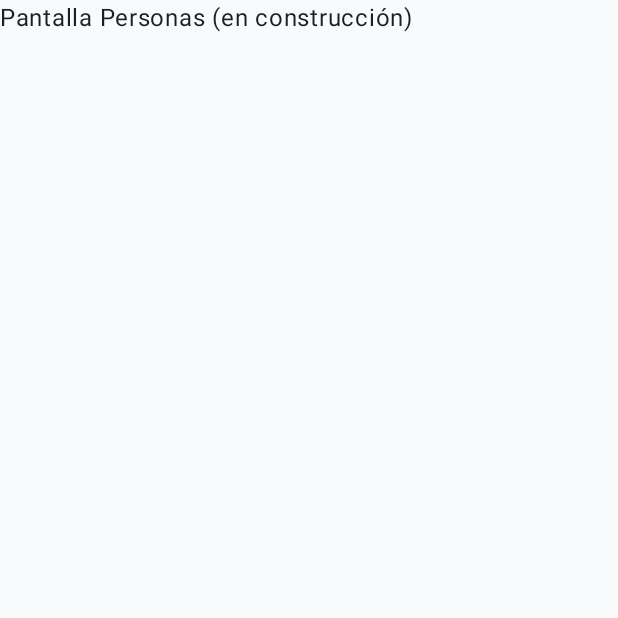
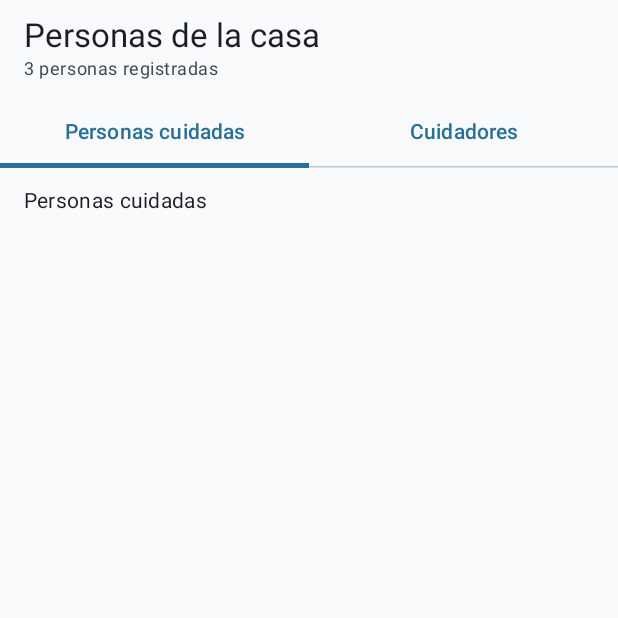
Before and after one commit to gummyzzz/equipo-5-proyecto-prograiii, an Android app built with Jetpack Compose: the composable PersonasScreen shown on its own in the app's theme, on a phone screen of 412 x 824 dp, the top half of it. Run offline under Robolectric (Android 15) with nearby library versions, the phone set to English and light mode, and no system bars.

Commit message:
Agrega barra superior y pestañas en PersonasScreen

```diff
--- a/app/src/main/java/com/example/equipo5cuidados/ui/personas/PersonasScreen.kt
+++ b/app/src/main/java/com/example/equipo5cuidados/ui/personas/PersonasScreen.kt
@@ -1,18 +1,80 @@
 package com.example.equipo5cuidados.ui.personas
 
-import androidx.compose.foundation.layout.Box
+import androidx.compose.foundation.layout.Column
+import androidx.compose.foundation.layout.fillMaxSize
+import androidx.compose.foundation.layout.padding
+import androidx.compose.material3.ExperimentalMaterial3Api
+import androidx.compose.material3.MaterialTheme
+import androidx.compose.material3.Scaffold
+import androidx.compose.material3.Tab
+import androidx.compose.material3.TabRow
 import androidx.compose.material3.Text
+import androidx.compose.material3.TopAppBar
 import androidx.compose.runtime.Composable
-import androidx.compose.ui.Alignment
+import androidx.compose.runtime.getValue
+import androidx.compose.runtime.mutableIntStateOf
+import androidx.compose.runtime.remember
+import androidx.compose.runtime.setValue
 import androidx.compose.ui.Modifier
+import androidx.compose.ui.unit.dp
+import com.example.equipo5cuidados.data.DatosPersonas
 
-/**
- * Pantalla PROVISORIA de la pestaña Plan.
- * El responsable del área la reemplaza por su pantalla real.
- */
+@OptIn(ExperimentalMaterial3Api::class)
 @Composable
 fun PersonasScreen(modifier: Modifier = Modifier) {
-    Box(modifier = modifier, contentAlignment = Alignment.Center) {
-        Text("Pantalla Personas (en construcción)")
+    var pestanaSeleccionada by remember { mutableIntStateOf(0) }
+    val pestanas = listOf("Personas cuidadas", "Cuidadores")
+    val totalPersonas = DatosPersonas.personas.size
+
+    Scaffold(
+        modifier = modifier.fillMaxSize(),
+        topBar = {
+            TopAppBar(
+                title = {
+                    Column {
+                        Text(text = "Personas de la casa")
+                        Text(
+                            text = "$totalPersonas personas registradas",
+                            style = MaterialTheme.typography.bodySmall,
+                            color = MaterialTheme.colorScheme.onSurfaceVariant
+                        )
+                    }
+                }
+            )
+        }
+    ) { innerPadding ->
+        Column(
+            modifier = Modifier
+                .fillMaxSize()
+                .padding(innerPadding)
+        ) {
+            TabRow(selectedTabIndex = pestanaSeleccionada) {
+                pestanas.forEachIndexed { index, titulo ->
+                    Tab(
+                        selected = pestanaSeleccionada == index,
+                        onClick = { pestanaSeleccionada = index },
+                        text = { Text(text = titulo) }
+                    )
+                }
+            }
+
+            Column(
+                modifier = Modifier
+                    .fillMaxSize()
+                    .padding(horizontal = 16.dp, vertical = 12.dp)
+            ) {
+                if (pestanaSeleccionada == 0) {
+                    Text(
+                        text = "Personas cuidadas",
+                        style = MaterialTheme.typography.bodyMedium
+                    )
+                } else {
+                    Text(
+                        text = "Cuidadores",
+                        style = MaterialTheme.typography.bodyMedium
+                    )
+                }
+            }
+        }
     }
 }
```
